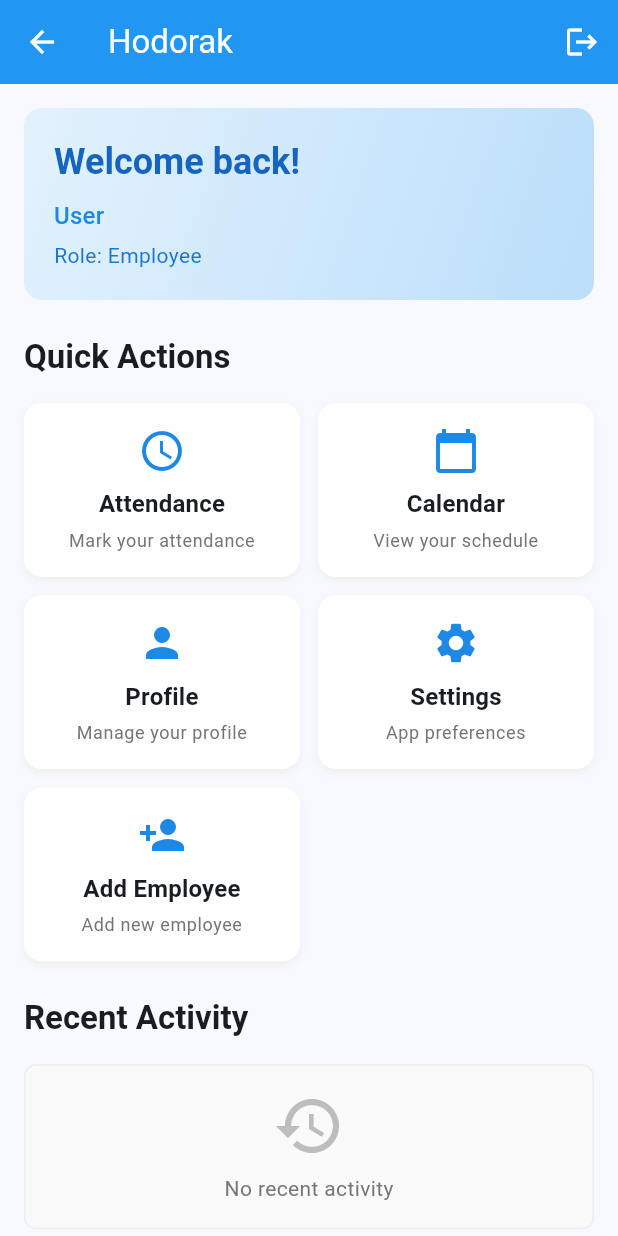
After one commit to He9sham/Hodorak, a Flutter app: the AdminHomeScreen screen opened by its route, on a phone screen of 412 x 824 dp. The commit adds this screen. Run offline on Flutter 3.47's test engine with Material 3 defaults, Android fonts, the phone set to English and light mode, and no system bars; our stand-ins replace animated_splash_screen, flutter_riverpod, flutter_screenutil, font_awesome_flutter, google_fonts, page_transition and 1 more; missing offline and left inert: odoo_rpc; accounts and stored records are empty.

Commit message:
Refactor routing and user role handling by renaming TestHomeScreen to AdminHomeScreen, updating LoginNotifier to return AdminHomeScreen for admin users, and modifying routes accordingly. Remove unused HomeScreen, AdminDashboardScreen, TestHomeScreen, and UserDashboardScreen for a cleaner project structure. Enhance .gitignore to include new files and add internet permission in AndroidManifest.xml.

```diff
--- a/lib/core/providers/login_notifier.dart
+++ b/lib/core/providers/login_notifier.dart
@@ -52,7 +52,7 @@ class LoginNotifier extends StateNotifier<UserSession> {
         isLoading: false,
       );
       // Return different routes based on user role
-      return isAdmin ? Routes.testHomeScreen : Routes.homeScreen;
+      return isAdmin ? Routes.adminHomeScreen : Routes.homeScreen;
     } catch (e) {
       state = state.copyWith(isLoading: false, error: e.toString());
       rethrow; // Rethrow so UI try-catch can handle it
--- a/lib/core/providers/signup_notifier.dart
+++ b/lib/core/providers/signup_notifier.dart
@@ -40,7 +40,7 @@ class SignUpNotifier extends StateNotifier<SignUpState> {
       );
     } catch (e) {
       final msg = e.toString().contains('Only admins can create accounts.')
-          ? ''
+          ? 'Only admins can create accounts.'
           : e.toString();
       state = state.copyWith(isLoading: false, error: msg);
     }
--- a/lib/core/utils/app_router.dart
+++ b/lib/core/utils/app_router.dart
@@ -2,10 +2,10 @@ import 'package:flutter/material.dart';
 import 'package:hodorak/core/utils/routes.dart';
 import 'package:hodorak/features/auth/views/login_screen.dart';
 import 'package:hodorak/features/auth/views/sign_up_screen.dart';
-import 'package:hodorak/features/home/views/home_screen.dart';
-import 'package:hodorak/features/main_navigation/admin_dashboard_screen.dart';
-import 'package:hodorak/features/main_navigation/test_home_screen.dart';
-import 'package:hodorak/features/main_navigation/user_dashboard_screen.dart';
+import 'package:hodorak/features/home/views/user_home_screen.dart';
+import 'package:hodorak/admin_dashboard_screen.dart';
+import 'package:hodorak/features/home/views/admin_home_screen.dart';
+import 'package:hodorak/user_dashboard_screen.dart';
 import 'package:hodorak/features/splash_screen/view/splash_screen.dart';
 
 class AppRouter {
@@ -25,9 +25,9 @@ class AppRouter {
       case Routes.loginScreen:
         return MaterialPageRoute(builder: (_) => const LoginScreen());
       case Routes.homeScreen:
-        return MaterialPageRoute(builder: (_) => const HomeScreen());
-      case Routes.testHomeScreen:
-        return MaterialPageRoute(builder: (_) => const TestHomeScreen());
+        return MaterialPageRoute(builder: (_) => const UserHomeScreen());
+      case Routes.adminHomeScreen:
+        return MaterialPageRoute(builder: (_) => const AdminHomeScreen());
       case Routes.adminDashboard:
         return MaterialPageRoute(builder: (_) => const AdminDashboardScreen());
       case Routes.userDashboard:
--- a/lib/core/utils/routes.dart
+++ b/lib/core/utils/routes.dart
@@ -4,7 +4,7 @@ class Routes {
   static const String signupScreen = '/signupScreen';
   static const String loginScreen = '/loginScreen';
   static const String homeScreen = '/homeScreen';
-  static const String testHomeScreen = '/testhomeScreen';
+  static const String adminHomeScreen = '/adminhomeScreen';
   static const String adminDashboard = '/admin-dashboard';
   static const String userDashboard = '/user-dashboard';
 }
--- a/lib/features/auth/views/login_screen.dart
+++ b/lib/features/auth/views/login_screen.dart
@@ -61,7 +61,7 @@ class _LoginScreenState extends ConsumerState<LoginScreen> {
       if (mounted) {
         final errorMsg = e.toString().contains('Invalid credentials')
             ? 'Wrong password'
-            : 'Login failed: ${e.toString()}';
+            : e.toString();
         ScaffoldMessenger.of(
           context,
         ).showSnackBar(SnackBar(content: Text(errorMsg)));
--- /dev/null
+++ b/lib/features/home/views/admin_home_screen.dart
@@ -0,0 +1,79 @@
+import 'package:flutter/material.dart';
+import 'package:flutter_riverpod/flutter_riverpod.dart';
+import 'package:hodorak/core/helper/extensions.dart';
+import 'package:hodorak/core/helper/spacing.dart';
+import 'package:hodorak/core/providers/login_notifier.dart';
+import 'package:hodorak/core/utils/routes.dart';
+import 'package:hodorak/features/home/views/widgets/build_item_cart.dart';
+import 'package:hodorak/features/home/views/widgets/recent_activity.dart';
+import 'package:hodorak/features/home/views/widgets/welcome_section.dart';
+
+class AdminHomeScreen extends ConsumerWidget {
+  const AdminHomeScreen({super.key});
+
+  @override
+  Widget build(BuildContext context, WidgetRef ref) {
+    final session = ref.watch(loginNotifierProvider);
+
+    return Scaffold(
+      appBar: AppBar(
+        title: const Text('Hodorak'),
+        backgroundColor: Colors.blue,
+        foregroundColor: Colors.white,
+        actions: [
+          IconButton(
+            icon: const Icon(Icons.logout),
+            onPressed: () {
+              ref.read(loginNotifierProvider.notifier).logout();
+              context.pushReplacementNamed(Routes.loginScreen);
+            },
+          ),
+        ],
+      ),
+      body: Padding(
+        padding: const EdgeInsets.all(16.0),
+        child: Column(
+          crossAxisAlignment: CrossAxisAlignment.start,
+          children: [
+            // Welcome Section
+            WelcomeSection(session: session),
+            verticalSpace(24),
+
+            // Quick Actions
+            Text(
+              'Quick Actions',
+              style: Theme.of(
+                context,
+              ).textTheme.titleLarge?.copyWith(fontWeight: FontWeight.bold),
+            ),
+            verticalSpace(16),
+
+            // Action Cards Row One
+            BuildItemCartRowOne(),
+            verticalSpace(12),
+
+            // Action Cards Row two
+            BuildItemCartRowTwo(),
+            verticalSpace(12),
+
+            // Action Cards Row three
+            BuildItemCartRowThree(),
+            verticalSpace(24),
+
+            // Recent Activity (placeholder)
+            Text(
+              'Recent Activity',
+              style: Theme.of(
+                context,
+              ).textTheme.titleLarge?.copyWith(fontWeight: FontWeight.bold),
+            ),
+            verticalSpace(16),
+
+            // recent activity
+            RecentActivity(title: 'No recent activity'),
+          ],
+        ),
+      ),
+    );
+  }
+}
--- a/lib/features/home/views/home_screen.dart
+++ b/lib/features/home/views/user_home_screen.dart
@@ -7,8 +7,8 @@ import 'package:hodorak/features/home/views/widgets/build_drawer.dart';
 import 'package:hodorak/features/home/views/widgets/geo_location.dart';
 import 'package:hodorak/features/home/views/widgets/quick_summary.dart';
 
-class HomeScreen extends ConsumerWidget {
-  const HomeScreen({super.key});
+class UserHomeScreen extends ConsumerWidget {
+  const UserHomeScreen({super.key});
 
   @override
   Widget build(BuildContext context, WidgetRef ref) {
--- /dev/null
+++ b/lib/features/home/views/widgets/build_action_card.dart
@@ -0,0 +1,50 @@
+import 'package:flutter/material.dart';
+
+
+Widget buildActionCard(
+  BuildContext context, {
+  required IconData icon,
+  required String title,
+  required String subtitle,
+  required VoidCallback onTap,
+}) {
+  return InkWell(
+    onTap: onTap,
+    borderRadius: BorderRadius.circular(12),
+    child: Container(
+      padding: const EdgeInsets.all(16),
+      decoration: BoxDecoration(
+        color: Colors.white,
+        borderRadius: BorderRadius.circular(12),
+        boxShadow: [
+          BoxShadow(
+            color: Colors.grey.shade200,
+            blurRadius: 4,
+            offset: const Offset(0, 2),
+          ),
+        ],
+      ),
+      child: Column(
+        children: [
+          Icon(icon, size: 32, color: Colors.blue.shade600),
+          const SizedBox(height: 8),
+          Text(
+            title,
+            style: Theme.of(
+              context,
+            ).textTheme.titleMedium?.copyWith(fontWeight: FontWeight.bold),
+            textAlign: TextAlign.center,
+          ),
+          const SizedBox(height: 4),
+          Text(
+            subtitle,
+            style: Theme.of(
+              context,
+            ).textTheme.bodySmall?.copyWith(color: Colors.grey.shade600),
+            textAlign: TextAlign.center,
+          ),
+        ],
+      ),
+    ),
+  );
+}
--- a/lib/features/home/views/widgets/build_drawer.dart
+++ b/lib/features/home/views/widgets/build_drawer.dart
@@ -11,6 +11,8 @@ Widget buildDrawer(BuildContext context, UserSession session, WidgetRef ref) {
       children: [
         // Drawer Header with User Info
         Container(
+          width: double.infinity,
+          height: MediaQuery.heightOf(context) * 0.31,
           decoration: BoxDecoration(
             gradient: LinearGradient(
               begin: Alignment.topLeft,
--- /dev/null
+++ b/lib/features/home/views/widgets/build_item_cart.dart
@@ -0,0 +1,114 @@
+import 'package:flutter/material.dart';
+import 'package:hodorak/core/helper/extensions.dart';
+import 'package:hodorak/core/utils/routes.dart';
+import 'package:hodorak/features/home/views/widgets/build_action_card.dart';
+
+class BuildItemCartRowTwo extends StatelessWidget {
+  const BuildItemCartRowTwo({super.key});
+
+  @override
+  Widget build(BuildContext context) {
+    return Row(
+      children: [
+        Expanded(
+          child: buildActionCard(
+            context,
+            icon: Icons.person,
+            title: 'Profile',
+            subtitle: 'Manage your profile',
+            onTap: () {
+              // Navigate to profile screen
+              ScaffoldMessenger.of(context).showSnackBar(
+                const SnackBar(content: Text('Profile feature coming soon!')),
+              );
+            },
+          ),
+        ),
+        const SizedBox(width: 12),
+        Expanded(
+          child: buildActionCard(
+            context,
+            icon: Icons.settings,
+            title: 'Settings',
+            subtitle: 'App preferences',
+            onTap: () {
+              // Navigate to settings screen
+              ScaffoldMessenger.of(context).showSnackBar(
+                const SnackBar(content: Text('Settings feature coming soon!')),
+              );
+            },
+          ),
+        ),
+      ],
+    );
+  }
+}
+
+class BuildItemCartRowThree extends StatelessWidget {
+  const BuildItemCartRowThree({super.key});
+
+  @override
+  Widget build(BuildContext context) {
+    return Row(
+      children: [
+        Expanded(
+          child: buildActionCard(
+            context,
+            icon: Icons.person_add,
+            title: 'Add Employee',
+            subtitle: 'Add new employee',
+            onTap: () {
+              context.pushReplacementNamed(Routes.signupScreen);
+            },
+          ),
+        ),
+        const SizedBox(width: 12),
+        Expanded(
+          child: Container(), // Empty container to maintain layout
+        ),
+      ],
+    );
+  }
+}
+
+class BuildItemCartRowOne extends StatelessWidget {
+  const BuildItemCartRowOne({super.key});
+
+  @override
+  Widget build(BuildContext context) {
+    return Row(
+      children: [
+        Expanded(
+          child: buildActionCard(
+            context,
+            icon: Icons.access_time,
+            title: 'Attendance',
+            subtitle: 'Mark your attendance',
+            onTap: () {
+              ScaffoldMessenger.of(context).showSnackBar(
+                const SnackBar(
+                  content: Text('Attendance feature coming soon!'),
+                ),
+              );
+            },
+          ),
+        ),
+        const SizedBox(width: 12),
+        Expanded(
+          child: buildActionCard(
+            context,
+            icon: Icons.calendar_today,
+            title: 'Calendar',
+            subtitle: 'View your schedule',
+            onTap: () {
+              // Navigate to calendar screen
+              ScaffoldMessenger.of(context).showSnackBar(
+                const SnackBar(content: Text('Calendar feature coming soon!')),
+              );
+            },
+          ),
+        ),
+      ],
+    );
+  }
+}
--- /dev/null
+++ b/lib/features/home/views/widgets/recent_activity.dart
@@ -0,0 +1,30 @@
+import 'package:flutter/material.dart';
+
+class RecentActivity extends StatelessWidget {
+  const RecentActivity({super.key, required this.title});
+  final String title;
+  @override
+  Widget build(BuildContext context) {
+    return Container(
+      width: double.infinity,
+      padding: const EdgeInsets.all(16),
+      decoration: BoxDecoration(
+        color: Colors.grey.shade50,
+        borderRadius: BorderRadius.circular(8),
+        border: Border.all(color: Colors.grey.shade200),
+      ),
+      child: Column(
+        children: [
+          Icon(Icons.history, size: 48, color: Colors.grey.shade400),
+          const SizedBox(height: 8),
+          Text(
+            title,
+            style: Theme.of(
+              context,
+            ).textTheme.bodyMedium?.copyWith(color: Colors.grey.shade600),
+          ),
+        ],
+      ),
+    );
+  }
+}
--- /dev/null
+++ b/lib/features/home/views/widgets/welcome_section.dart
@@ -0,0 +1,49 @@
+import 'package:flutter/material.dart';
+
+import 'package:hodorak/core/providers/login_notifier.dart';
+
+class WelcomeSection extends StatelessWidget {
+  const WelcomeSection({super.key, required this.session});
+  final UserSession session;
+  @override
+  Widget build(BuildContext context) {
+    return Container(
+      width: double.infinity,
+      padding: const EdgeInsets.all(20),
+      decoration: BoxDecoration(
+        gradient: LinearGradient(
+          colors: [Colors.blue.shade50, Colors.blue.shade100],
+          begin: Alignment.topLeft,
+          end: Alignment.bottomRight,
+        ),
+        borderRadius: BorderRadius.circular(12),
+      ),
+      child: Column(
+        crossAxisAlignment: CrossAxisAlignment.start,
+        children: [
+          Text(
+            'Welcome back!',
+            style: Theme.of(context).textTheme.headlineSmall?.copyWith(
+              fontWeight: FontWeight.bold,
+              color: Colors.blue.shade800,
+            ),
+          ),
+          const SizedBox(height: 8),
+          Text(
+            session.name ?? 'User',
+            style: Theme.of(
+              context,
+            ).textTheme.titleMedium?.copyWith(color: Colors.blue.shade600),
+          ),
+          const SizedBox(height: 4),
+          Text(
+            'Role: ${session.isAdmin ? 'Administrator' : 'Employee'}',
+            style: Theme.of(
+              context,
+            ).textTheme.bodyMedium?.copyWith(color: Colors.blue.shade700),
+          ),
+        ],
+      ),
+    );
+  }
+}
```
Also changed, not shown: lib/features/main_navigation/admin_dashboard_screen.dart (deleted, +0 -43 lines), lib/features/main_navigation/test_home_screen.dart (deleted, +0 -251 lines), lib/features/main_navigation/user_dashboard_screen.dart (deleted, +0 -36 lines), 2 other files.
